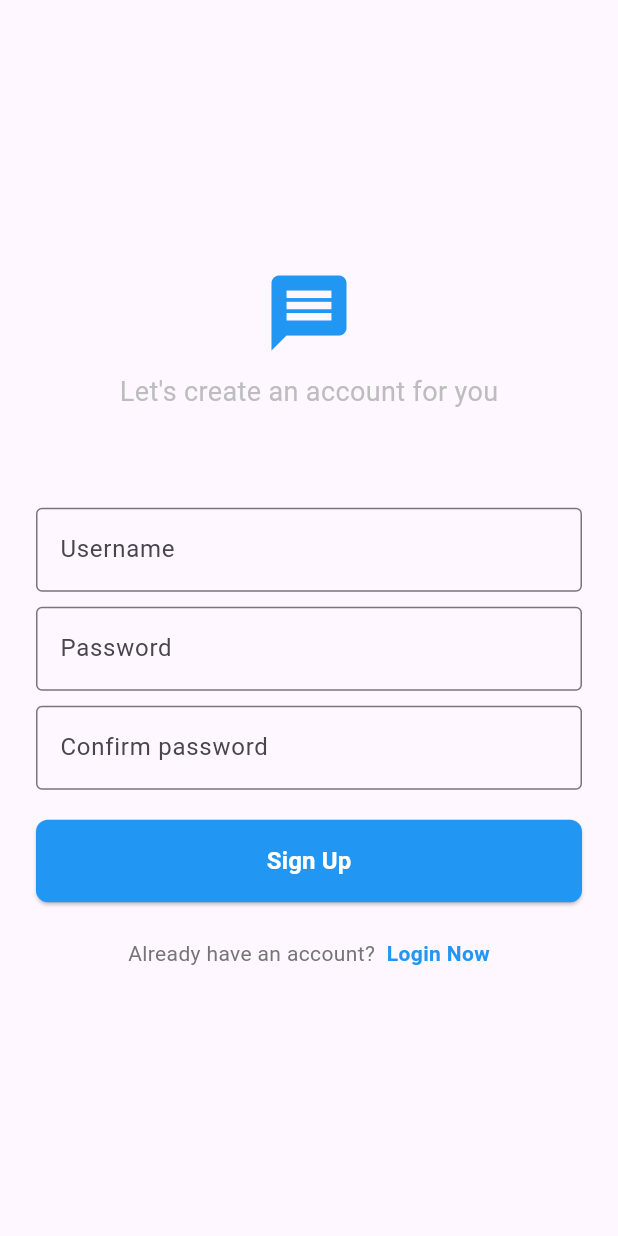
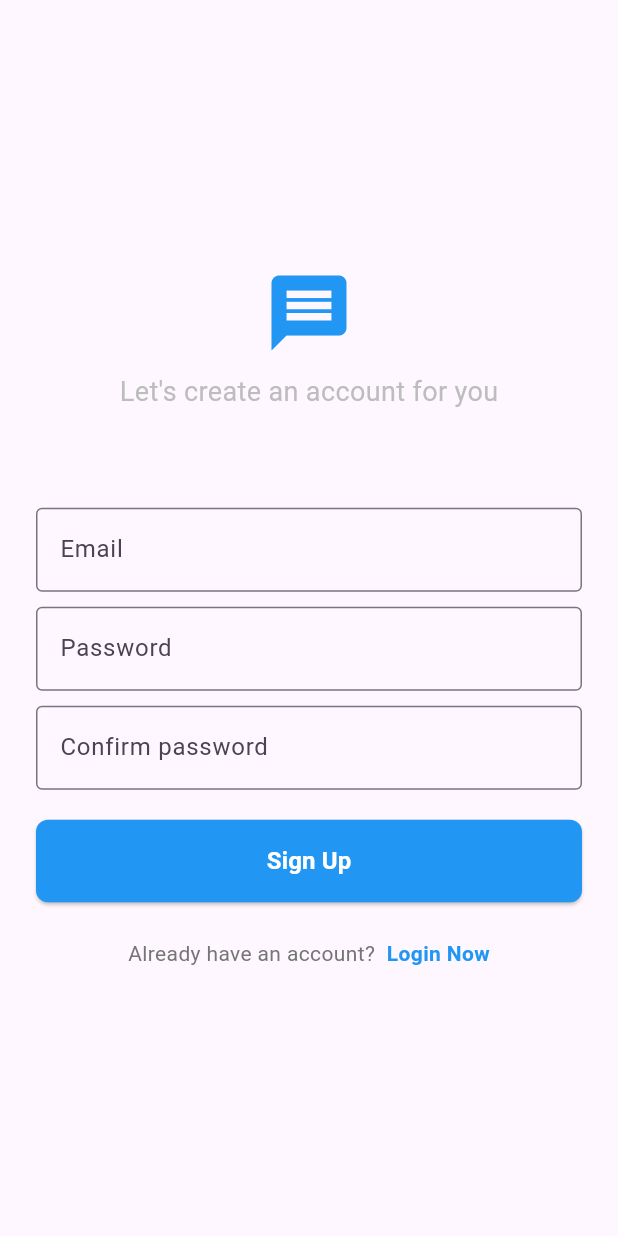
Before and after one commit to RohanSinghProgrammer/Fluter---Firebase-Chat-Ap, a Flutter app: the screen it shows after launch, after a tap on "Register Now", on a phone screen of 412 x 824 dp. Run offline on Flutter 3.47's test engine with Material 3 defaults, Android fonts, the phone set to English and light mode, and no system bars; our stand-ins replace firebase_core; accounts and stored records are empty.

```diff
--- a/lib/main.dart
+++ b/lib/main.dart
@@ -1,7 +1,13 @@
 import 'package:chat_app/auth/login_or_register.dart';
+import 'package:chat_app/firebase_options.dart';
+import 'package:firebase_core/firebase_core.dart';
 import 'package:flutter/material.dart';
 
-void main() {
+void main() async {
+  WidgetsFlutterBinding.ensureInitialized();
+  await Firebase.initializeApp(
+    options: DefaultFirebaseOptions.currentPlatform,
+  );
   runApp(const MyApp());
 }
 
--- a/lib/screens/login_screen.dart
+++ b/lib/screens/login_screen.dart
@@ -34,13 +34,13 @@ class LoginScreen extends StatelessWidget {
             padding: const EdgeInsets.all(24),
             child: Column(
               children: [
-                CustomTextField(controller: _username, label: "username"),
+                CustomTextField(controller: _username, label: "Email"),
                 const SizedBox(
                   height: 10,
                 ),
                 CustomTextField(
                     controller: _password,
-                    label: "password",
+                    label: "Password",
                     obscureText: true),
                 const SizedBox(height: 20),
                 SizedBox(
--- a/lib/screens/signup_screen.dart
+++ b/lib/screens/signup_screen.dart
@@ -34,7 +34,7 @@ class SignUpScreen extends StatelessWidget {
             padding: const EdgeInsets.all(24),
             child: Column(
               children: [
-                CustomTextField(controller: _username, label: "Username"),
+                CustomTextField(controller: _username, label: "Email"),
                 const SizedBox(
                   height: 10,
                 ),
--- a/pubspec.yaml
+++ b/pubspec.yaml
@@ -35,6 +35,8 @@ dependencies:
   # The following adds the Cupertino Icons font to your application.
   # Use with the CupertinoIcons class for iOS style icons.
   cupertino_icons: ^1.0.6
+  firebase_core: ^3.1.0
+  firebase_auth: ^5.1.0
 
 dev_dependencies:
   flutter_test:
@@ -45,7 +47,7 @@ dev_dependencies:
   # activated in the `analysis_options.yaml` file located at the root of your
   # package. See that file for information about deactivating specific lint
   # rules and activating additional ones.
-  flutter_lints: ^3.0.0
+  flutter_lints: ^4.0.0
 
 # For information on the generic Dart part of this file, see the
 # following page: https://dart.dev/tools/pub/pubspec
```
Also changed, not shown: firebase.json (added), lib/firebase_options.dart (added), pubspec.lock, 6 other files.
